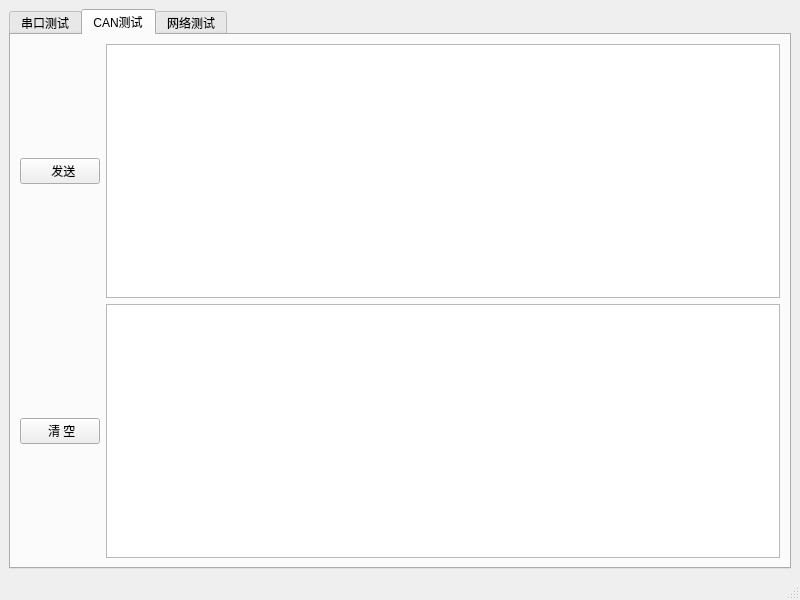
Qt form qt/app/MainWindow.ui (andy003/RobotTest) before a commit.
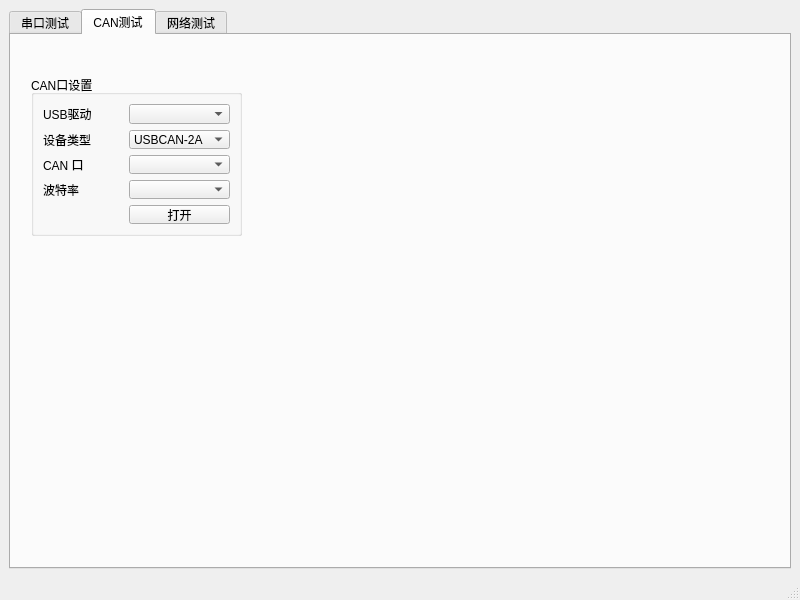
The same form after that commit. The open tabs and pages were chosen to show the change.

Patch:
```diff
--- a/qt/app/MainWindow.ui
+++ b/qt/app/MainWindow.ui
@@ -384,28 +384,87 @@
        <attribute name="title">
         <string>CAN测试</string>
        </attribute>
-       <layout class="QGridLayout" name="gridLayout_3">
-        <item row="0" column="1">
-         <widget class="QTextEdit" name="textEdit_3"/>
-        </item>
-        <item row="2" column="1">
-         <widget class="QTextEdit" name="textEdit_4"/>
-        </item>
-        <item row="2" column="0">
-         <widget class="QPushButton" name="pushButton_4">
-          <property name="text">
-           <string> 清 空</string>
-          </property>
-         </widget>
-        </item>
-        <item row="0" column="0">
-         <widget class="QPushButton" name="pushButton_3">
-          <property name="text">
-           <string>  发送</string>
-          </property>
-         </widget>
-        </item>
-       </layout>
+       <widget class="QGroupBox" name="groupBox_4">
+        <property name="geometry">
+         <rect>
+          <x>20</x>
+          <y>40</y>
+          <width>211</width>
+          <height>161</height>
+         </rect>
+        </property>
+        <property name="title">
+         <string>CAN口设置</string>
+        </property>
+        <layout class="QGridLayout" name="gridLayout_2">
+         <item row="1" column="0">
+          <widget class="QLabel" name="label_2">
+           <property name="text">
+            <string>设备类型</string>
+           </property>
+          </widget>
+         </item>
+         <item row="3" column="0">
+          <widget class="QLabel" name="label_3">
+           <property name="text">
+            <string>波特率</string>
+           </property>
+          </widget>
+         </item>
+         <item row="3" column="1">
+          <widget class="QComboBox" name="comboBox_3"/>
+         </item>
+         <item row="0" column="0">
+          <widget class="QLabel" name="label">
+           <property name="text">
+            <string>USB驱动</string>
+           </property>
+          </widget>
+         </item>
+         <item row="4" column="1">
+          <widget class="QPushButton" name="can_open_btn_">
+           <property name="text">
+            <string>打开</string>
+           </property>
+          </widget>
+         </item>
+         <item row="1" column="1">
+          <widget class="QComboBox" name="comboBox_2">
+           <item>
+            <property name="text">
+             <string>USBCAN-2A</string>
+            </property>
+           </item>
+           <item>
+            <property name="text">
+             <string>USBCAN-2C</string>
+            </property>
+           </item>
+           <item>
+            <property name="text">
+             <string>CANalyst-II</string>
+            </property>
+           </item>
+          </widget>
+         </item>
+         <item row="4" column="0">
+          <widget class="QWidget" name="serial_status_1" native="true"/>
+         </item>
+         <item row="0" column="1">
+          <widget class="QComboBox" name="can_cmb_"/>
+         </item>
+         <item row="2" column="0">
+          <widget class="QLabel" name="label_18">
+           <property name="text">
+            <string>CAN 口</string>
+           </property>
+          </widget>
+         </item>
+         <item row="2" column="1">
+          <widget class="QComboBox" name="comboBox_4"/>
+         </item>
+        </layout>
+       </widget>
       </widget>
       <widget class="QWidget" name="tab_4">
        <attribute name="title">
```
Left out of the diff: 2 changed lines with no effect on the pictures.
